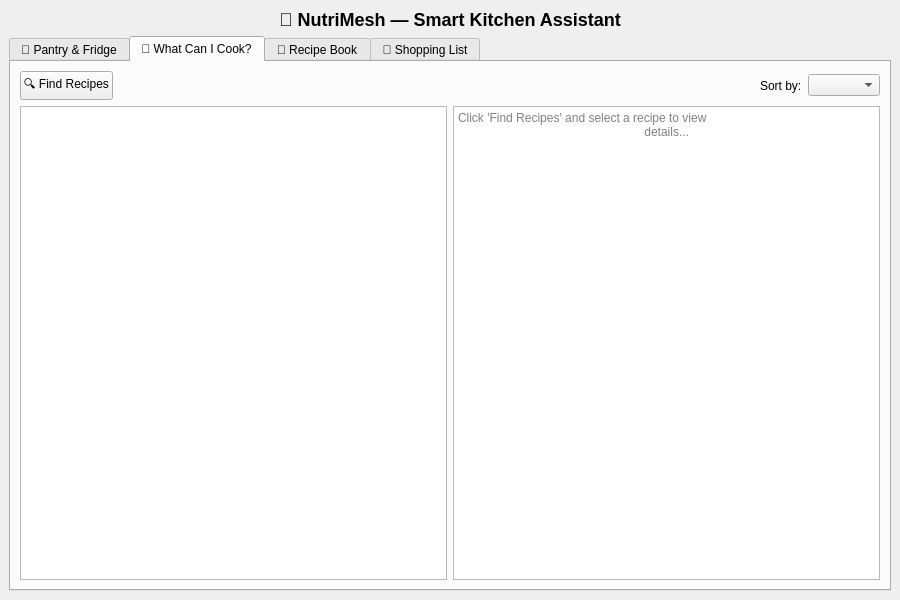
The window that src/ui/MainWindow.ui (kuf1k/my-project) describes before a commit, drawn with Qt 5.
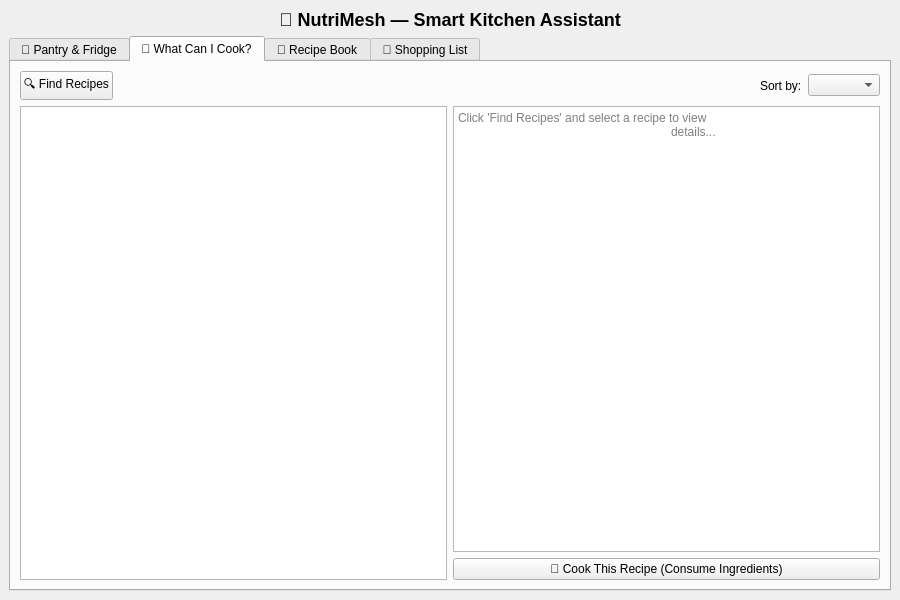
The same window after the commit. The open tabs and pages were chosen to show the change.

Commit message: feat(ui): add Cook Recipe button to deduct ingredients

```diff
--- a/src/ui/MainWindow.ui
+++ b/src/ui/MainWindow.ui
@@ -111,16 +111,27 @@
                                             <widget class="QListWidget" name="cookableRecipesListWidget"/>
                                         </item>
                                         <item>
+                                            <layout class="QVBoxLayout" name="recipeDetailsRightLayout">
+                                                <item>
                                             <widget class="QTextEdit" name="cookableRecipeDetailsTextEdit">
                                                 <property name="readOnly">
                                                     <bool>true</bool>
                                                 </property>
                                                 <property name="placeholderText">
                                                     <string>Click 'Find Recipes' and select a recipe to view
-                                                        details...
+                                                                details...
                                                     </string>
                                                 </property>
                                             </widget>
+                                                </item>
+                                                <item>
+                                                    <widget class="QPushButton" name="cookRecipeButton">
+                                                        <property name="text">
+                                                            <string>🍳 Cook This Recipe (Consume Ingredients)</string>
+                                                        </property>
+                                                    </widget>
+                                                </item>
+                                            </layout>
                                         </item>
                                     </layout>
                                 </item>
```
Left out of the diff: 2 changed lines with no effect on the pictures. Lines whose indentation alone changed are shown as unchanged. The commit also changes 3 other files.
